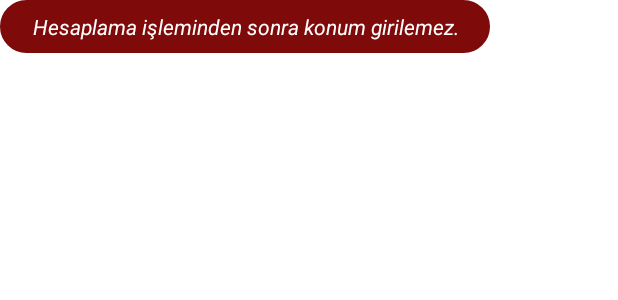
After one commit to metehanbolatt/MultiSolverMKO, an Android app: the layout toast_layout_gezgin_satici_maps_fly_hesaplama_bitti.xml on its own in the app's theme, with its tools: preview values and no code run, on a phone screen of 412 x 824 dp. The commit adds this screen. Shown: the top 300 px of the screen. Run offline under Robolectric (Android 15) with nearby library versions, the phone set to English and light mode, and no system bars.

Commit message:
Tamamen çalışıyor.

```diff
--- /dev/null
+++ b/app/src/main/res/layout/toast_layout_gezgin_satici_maps_fly_hesaplama_bitti.xml
@@ -0,0 +1,21 @@
+<?xml version="1.0" encoding="utf-8"?>
+<LinearLayout
+    xmlns:android="http://schemas.android.com/apk/res/android"
+    android:layout_width="wrap_content"
+    android:layout_height="35dp"
+    android:background="@drawable/toast_border_red"
+    android:padding="8dp"
+    android:id="@+id/toast_root">
+
+    <TextView
+        android:id="@+id/toast_text"
+        style="style"
+        android:layout_width="wrap_content"
+        android:layout_height="wrap_content"
+        android:text="    Hesaplama işleminden sonra konum girilemez.    "
+        android:textAlignment="center"
+        android:textColor="@color/colorWhite"
+        android:textSize="14sp"
+        android:textStyle="normal|italic" />
+
+</LinearLayout>
```
Also changed, not shown: app/src/main/java/com/deu/multisolvermko/MapsActivity.java (+42 -9 lines), app/src/main/java/com/deu/multisolvermko/problemler/gsmaps/GsFly.java (+15 -1 lines), app/src/main/res/layout/activity_maps.xml (+20 -9 lines), app/src/main/res/layout/toast_layout_gezgin_satici_maps_fly_bos_deger.xml (added, +21 -0 lines), app/src/main/res/layout/toast_layout_gezgin_satici_maps_fly_deger_fazla.xml (added, +21 -0 lines).
